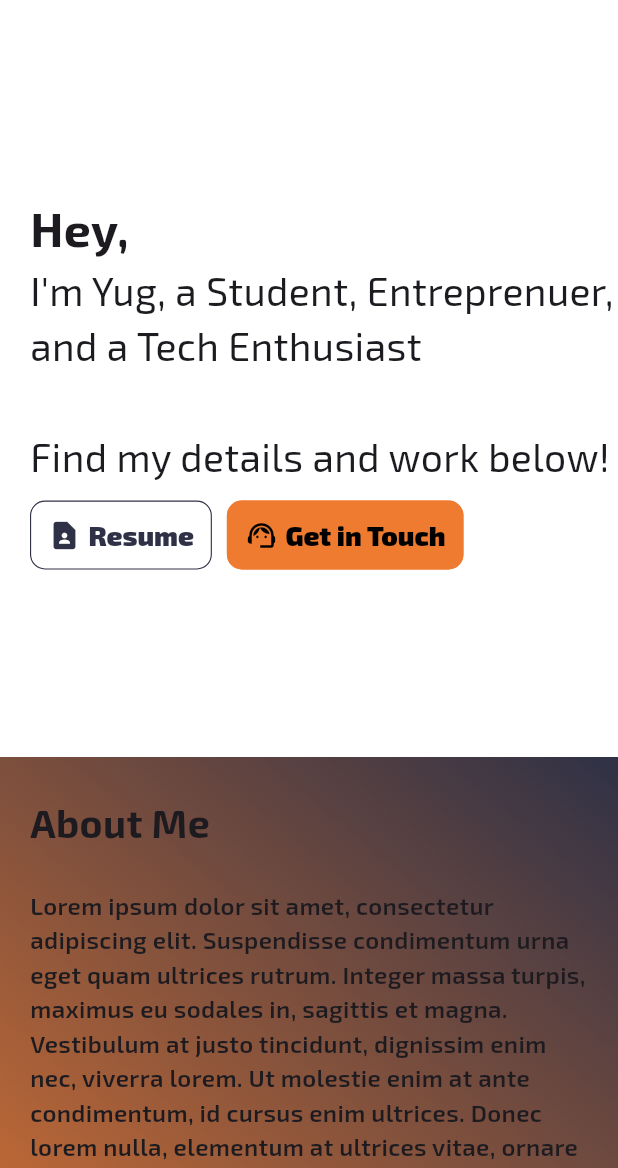
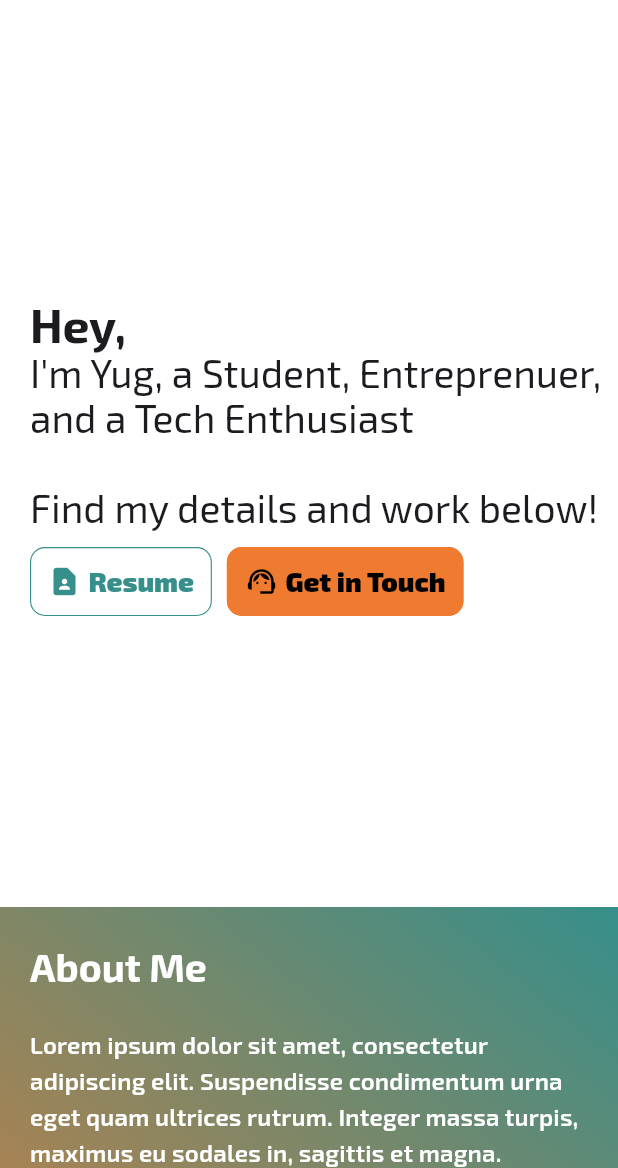
Before and after one commit to YT37/Personal-Website, a Flutter app: the screen it shows after launch, after a tap on "Resume", on a phone screen of 412 x 824 dp, the part 68-1236 px from its top. Run offline on Flutter 3.47's test engine with Material 3 defaults, Android fonts, the phone set to English and light mode, and no system bars; drawn by our look-alikes of scrollable_positioned_list; our stand-ins replace font_awesome_flutter, get, google_fonts, url_strategy.

Commit message:
Updated Theme & Complted Website (No Data)
Signed-off-by: Yug Thapar <yugthapar37@gmail.com>

```diff
--- a/Source Code/website/lib/config/constants.dart
+++ b/Source Code/website/lib/config/constants.dart
@@ -2,9 +2,6 @@ import 'package:flutter/material.dart';
 import 'package:font_awesome_flutter/font_awesome_flutter.dart';
 
 import '../pages/export.dart';
-
-late ThemeData theme;
-const Locale LOCALE = Locale("en", "IN");
 
 const List<Map<String, dynamic>> pages = [
   {
--- a/Source Code/website/lib/config/theme.dart
+++ b/Source Code/website/lib/config/theme.dart
@@ -29,10 +29,9 @@ class WebsiteTheme {
     );
 
     final ColorScheme _colorScheme = const ColorScheme.light().copyWith(
-      primary: const Color(0xffFFFFFF),
-      primaryContainer: const Color(0xFF2F3146),
+      primary: const Color(0xFFFFFFFF),
       onPrimary: const Color(0xff000000),
-      secondary: const Color(0xFF2F3146),
+      secondary: const Color(0xFF368F8B),
       onSecondary: const Color(0xFFFFFFFF),
       tertiary: const Color(0xFFEE7B30),
       onTertiary: const Color(0xFF000000),
--- a/Source Code/website/lib/main.dart
+++ b/Source Code/website/lib/main.dart
@@ -1,8 +1,7 @@
 import 'package:flutter/material.dart' hide PageController;
 import 'package:url_strategy/url_strategy.dart';
 
-import './config/constants.dart';
-import './config/theme.dart';
+import 'config/theme.dart';
 import 'pages/export.dart';
 
 void main() async {
@@ -21,11 +20,6 @@ class Website extends StatelessWidget {
       debugShowCheckedModeBanner: false,
       title: "Yug Thapar",
       theme: WebsiteTheme.of(context),
-      builder: (context, widget) {
-        theme = WebsiteTheme.of(context);
-
-        return widget!;
-      },
       home: const BasePage(),
     );
   }
--- a/Source Code/website/lib/pages/about.dart
+++ b/Source Code/website/lib/pages/about.dart
@@ -1,6 +1,6 @@
 import 'package:flutter/material.dart';
+import 'package:get/get.dart';
 
-import '../config/constants.dart';
 import '../config/data.dart';
 
 class AboutPage extends StatelessWidget {
@@ -9,17 +9,17 @@ class AboutPage extends StatelessWidget {
   @override
   Widget build(BuildContext context) {
     return Container(
+      height: 500,
       decoration: BoxDecoration(
         gradient: LinearGradient(
           begin: Alignment.topRight,
           end: Alignment.bottomLeft,
           colors: [
-            theme.colorScheme.secondary,
-            theme.colorScheme.tertiary,
+            context.theme.colorScheme.secondary,
+            context.theme.colorScheme.tertiary,
           ],
         ),
       ),
-      height: 500,
       child: Padding(
         padding: const EdgeInsets.symmetric(horizontal: 20),
         child: Column(
@@ -29,8 +29,10 @@ class AboutPage extends StatelessWidget {
               padding: const EdgeInsets.symmetric(vertical: 25),
               child: Text(
                 "About Me",
-                style: theme.textTheme.displayMedium!
-                    .copyWith(fontWeight: FontWeight.bold),
+                style: context.textTheme.displayMedium!.copyWith(
+                  fontWeight: FontWeight.bold,
+                  color: context.theme.colorScheme.onSecondary,
+                ),
               ),
             ),
             // TODO: Deal with mobile
@@ -38,7 +40,8 @@ class AboutPage extends StatelessWidget {
               child: Text(
                 ABOUT_ME,
                 overflow: TextOverflow.clip,
-                style: theme.textTheme.titleMedium,
+                style: context.textTheme.titleMedium!
+                    .copyWith(color: context.theme.colorScheme.onSecondary),
               ),
             ),
           ],
--- a/Source Code/website/lib/pages/awards.dart
+++ b/Source Code/website/lib/pages/awards.dart
@@ -1,6 +1,6 @@
 import 'package:flutter/material.dart';
+import 'package:get/get.dart';
 
-import '../config/constants.dart';
 import '../config/data.dart';
 import '../widgets/info_card.dart';
 
@@ -9,6 +9,8 @@ class AwardsPage extends StatelessWidget {
 
   @override
   Widget build(BuildContext context) {
+    final ScrollController _scrollController = ScrollController();
+
     return SizedBox(
       height: 500,
       child: Padding(
@@ -21,21 +23,19 @@ class AwardsPage extends StatelessWidget {
               padding: const EdgeInsets.symmetric(vertical: 25),
               child: Text(
                 "Awards",
-                style: theme.textTheme.displayMedium!
+                style: context.textTheme.displayMedium!
                     .copyWith(fontWeight: FontWeight.bold),
               ),
             ),
             Flexible(
               child: Scrollbar(
+                controller: _scrollController,
                 child: ListView(
+                  controller: _scrollController,
                   scrollDirection: Axis.horizontal,
                   children: List.generate(
                     AWARDS.length,
-                    (index) => InfoCard(
-                      cardColor: theme.colorScheme.secondary,
-                      textColor: theme.colorScheme.onSecondary,
-                      data: AWARDS[index],
-                    ),
+                    (index) => InfoCard(data: AWARDS[index]),
                   ),
                 ),
               ),
--- a/Source Code/website/lib/pages/home.dart
+++ b/Source Code/website/lib/pages/home.dart
@@ -1,9 +1,8 @@
 import 'package:flutter/material.dart';
 import 'package:get/get.dart';
 import 'package:scrollable_positioned_list/scrollable_positioned_list.dart';
-import 'package:url_launcher/url_launcher.dart';
+import 'package:url_launcher/url_launcher.dart' as url_launcher;
 
-import '../config/constants.dart';
 import '../config/data.dart';
 import '../services/responsive.dart';
 
@@ -13,11 +12,11 @@ class HomePage extends StatelessWidget {
   @override
   Widget build(BuildContext context) {
     return const SizedBox(
-      height: 500,
+      height: 600,
       child: Center(
         child: Responsive(
           desktop: Row(
-            mainAxisAlignment: MainAxisAlignment.spaceAround,
+            mainAxisAlignment: MainAxisAlignment.spaceEvenly,
             children: [
               _Details(),
               _Image(),
@@ -53,16 +52,16 @@ class _Details extends StatelessWidget {
           Text.rich(
             TextSpan(
               text: "Hey,",
-              style: theme.textTheme.displayLarge,
+              style: context.textTheme.displayLarge,
               children: [
                 TextSpan(
                   text:
                       "\nI'm Yug, a Student, Entreprenuer,\nand a Tech Enthusiast",
-                  style: theme.textTheme.displayMedium,
+                  style: context.textTheme.displayMedium,
                 ),
                 TextSpan(
                   text: "\n\nFind my details and work below!",
-                  style: theme.textTheme.displayMedium,
+                  style: context.textTheme.displayMedium,
                 ),
               ],
             ),
@@ -73,7 +72,10 @@ class _Details extends StatelessWidget {
               TextButton(
                 onPressed: () async {
                   final Uri _url = Uri.parse(RESUME);
-                  if (await canLaunchUrl(_url)) await launchUrl(_url);
+
+                  if (await url_launcher.canLaunchUrl(_url)) {
+                    await url_launcher.launchUrl(_url);
+                  }
                 },
                 child: const Row(
                   children: [
--- a/Source Code/website/lib/pages/projects.dart
+++ b/Source Code/website/lib/pages/projects.dart
@@ -1,6 +1,6 @@
 import 'package:flutter/material.dart';
+import 'package:get/get.dart';
 
-import '../config/constants.dart';
 import '../config/data.dart';
 import '../widgets/info_card.dart';
 
@@ -9,6 +9,8 @@ class ProjectsPage extends StatelessWidget {
 
   @override
   Widget build(BuildContext context) {
+    final ScrollController _scrollController = ScrollController();
+
     return SizedBox(
       height: 500,
       child: Padding(
@@ -21,21 +23,19 @@ class ProjectsPage extends StatelessWidget {
               padding: const EdgeInsets.symmetric(vertical: 25),
               child: Text(
                 "Projects",
-                style: theme.textTheme.displayMedium!
+                style: context.textTheme.displayMedium!
                     .copyWith(fontWeight: FontWeight.bold),
               ),
             ),
             Flexible(
               child: Scrollbar(
+                controller: _scrollController,
                 child: ListView(
+                  controller: _scrollController,
                   scrollDirection: Axis.horizontal,
                   children: List.generate(
                     PROJECTS.length,
-                    (index) => InfoCard(
-                      cardColor: theme.colorScheme.secondary,
-                      textColor: theme.colorScheme.onSecondary,
-                      data: PROJECTS[index],
-                    ),
+                    (index) => InfoCard(data: PROJECTS[index]),
                   ),
                 ),
               ),
--- a/Source Code/website/lib/pages/work.dart
+++ b/Source Code/website/lib/pages/work.dart
@@ -1,6 +1,6 @@
 import 'package:flutter/material.dart';
+import 'package:get/get.dart';
 
-import '../config/constants.dart';
 import '../config/data.dart';
 import '../widgets/info_card.dart';
 
@@ -9,6 +9,8 @@ class WorkPage extends StatelessWidget {
 
   @override
   Widget build(BuildContext context) {
+    final ScrollController _scrollController = ScrollController();
+
     return Container(
       height: 500,
       decoration: BoxDecoration(
@@ -16,13 +18,11 @@ class WorkPage extends StatelessWidget {
           begin: Alignment.topLeft,
           end: Alignment.bottomRight,
           colors: [
-            theme.colorScheme.secondary,
-            theme.colorScheme.tertiary,
+            context.theme.colorScheme.secondary,
+            context.theme.colorScheme.tertiary,
           ],
         ),
       ),
-      child: SizedBox(
-        height: 500,
       child: Padding(
         padding: const EdgeInsets.symmetric(horizontal: 20),
         child: Column(
@@ -33,21 +33,21 @@ class WorkPage extends StatelessWidget {
               padding: const EdgeInsets.symmetric(vertical: 25),
               child: Text(
                 "Work",
-                  style: theme.textTheme.displayMedium!
-                      .copyWith(fontWeight: FontWeight.bold),
+                style: context.textTheme.displayMedium!.copyWith(
+                  fontWeight: FontWeight.bold,
+                  color: context.theme.colorScheme.onSecondary,
+                ),
               ),
             ),
             Flexible(
               child: Scrollbar(
+                controller: _scrollController,
                 child: ListView(
+                  controller: _scrollController,
                   scrollDirection: Axis.horizontal,
                   children: List.generate(
                     WORK.length,
-                      (index) => InfoCard(
-                        cardColor: theme.colorScheme.tertiary,
-                        textColor: theme.colorScheme.onTertiary,
-                        data: WORK[index],
-                      ),
+                    (index) => InfoCard(data: WORK[index]),
                   ),
                 ),
               ),
@@ -55,7 +55,6 @@ class WorkPage extends StatelessWidget {
           ],
         ),
       ),
-      ),
     );
   }
 }
--- a/Source Code/website/lib/widgets/footer.dart
+++ b/Source Code/website/lib/widgets/footer.dart
@@ -1,4 +1,5 @@
 import 'package:flutter/material.dart';
+import 'package:get/get.dart';
 
 import '../config/constants.dart';
 import '../services/responsive.dart';
@@ -14,8 +15,8 @@ class Footer extends StatelessWidget {
       decoration: BoxDecoration(
         gradient: LinearGradient(
           colors: [
-            theme.colorScheme.secondary,
-            theme.colorScheme.tertiary,
+            context.theme.colorScheme.secondary,
+            context.theme.colorScheme.tertiary,
           ],
         ),
       ),
@@ -35,7 +36,7 @@ class Footer extends StatelessWidget {
                     ],
                   ),
                 ),
-                madeBy(),
+                madeBy(context),
               ],
             ),
             mobile: Expanded(
@@ -46,7 +47,7 @@ class Footer extends StatelessWidget {
                   const Center(child: _Greetings()),
                   const Divider(),
                   const _Details(),
-                  madeBy(),
+                  madeBy(context),
                 ],
               ),
             ),
@@ -58,15 +59,15 @@ class Footer extends StatelessWidget {
   }
 }
 
-Column madeBy() {
+Column madeBy(BuildContext context) {
   return Column(
     children: [
       const Divider(),
       const SizedBox(height: 5),
       Text(
         "Made By : Yug Thapar",
-        style: theme.textTheme.titleSmall!.copyWith(
-          color: theme.colorScheme.onPrimary,
+        style: context.textTheme.titleSmall!.copyWith(
+          color: context.theme.colorScheme.onSecondary,
           fontWeight: FontWeight.bold,
         ),
       ),
@@ -87,8 +88,8 @@ class _Greetings extends StatelessWidget {
           child: Text(
             "Thanks for visting my site, \nIt was great that you were here!",
             textAlign: Responsive.isMobile(context) ? TextAlign.center : null,
-            style: theme.textTheme.titleLarge!.copyWith(
-              color: theme.colorScheme.onSecondary,
+            style: context.textTheme.titleLarge!.copyWith(
+              color: context.theme.colorScheme.onSecondary,
               fontWeight: FontWeight.normal,
             ),
           ),
@@ -115,12 +116,12 @@ class _Details extends StatelessWidget {
           padding: EdgeInsets.all(Responsive.isMobile(context) ? 10 : 5),
           child: Row(
             children: [
-              Icon(_icon, color: theme.colorScheme.onPrimary),
+              Icon(_icon, color: context.theme.colorScheme.onPrimary),
               const SizedBox(width: 10),
               SelectableText(
                 _detail,
-                style: theme.textTheme.titleSmall!
-                    .copyWith(color: theme.colorScheme.onSecondary),
+                style: context.textTheme.titleSmall!
+                    .copyWith(color: context.theme.colorScheme.onSecondary),
               ),
             ],
           ),
--- a/Source Code/website/lib/widgets/header.dart
+++ b/Source Code/website/lib/widgets/header.dart
@@ -49,7 +49,7 @@ class _MobileHeader extends StatelessWidget {
                 Icon(_icon),
                 Padding(
                   padding: const EdgeInsets.only(left: 15, bottom: 3),
-                  child: Text(_title, style: theme.textTheme.displaySmall),
+                  child: Text(_title, style: context.textTheme.displaySmall),
                 ),
               ],
             ),
@@ -83,7 +83,7 @@ class _DesktopHeader extends StatelessWidget {
                   tag: "name",
                   child: Text(
                     "Yug Thapar",
-                    style: theme.textTheme.displaySmall,
+                    style: context.textTheme.displaySmall,
                   ),
                 ),
               ],
@@ -114,7 +114,7 @@ class _DesktopHeader extends StatelessWidget {
                       () => Text(
                         _title,
                         textAlign: TextAlign.center,
-                        style: theme.textTheme.titleMedium!
+                        style: context.textTheme.titleMedium!
                             .copyWith(fontSize: _hover.value ? 19 : 18),
                       ),
                     ),
--- a/Source Code/website/lib/widgets/info_card.dart
+++ b/Source Code/website/lib/widgets/info_card.dart
@@ -1,18 +1,15 @@
 import 'dart:math';
 
 import 'package:flutter/material.dart';
+import 'package:get/get.dart';
 
-import '../config/constants.dart';
+import './info_dialog.dart';
 
 class InfoCard extends StatelessWidget {
-  final Color cardColor;
-  final Color textColor;
   final Map<String, dynamic> data;
 
   const InfoCard({
     super.key,
-    required this.cardColor,
-    required this.textColor,
     required this.data,
   });
 
@@ -23,7 +20,10 @@ class InfoCard extends StatelessWidget {
 
     return GestureDetector(
       onTap: () {
-        // TODO: Dialog
+        showDialog(
+          context: context,
+          builder: (_) => InfoDialog(data: data),
+        );
       },
       child: Container(
         width: 250,
@@ -33,8 +33,8 @@ class InfoCard extends StatelessWidget {
           // color: cardColor,
           gradient: LinearGradient(
             colors: [
-              theme.colorScheme.secondary,
-              theme.colorScheme.tertiary,
+              context.theme.colorScheme.secondary,
+              context.theme.colorScheme.tertiary,
             ],
             stops: [0.1, _stop],
             begin: _alignment ? Alignment.bottomLeft : Alignment.topLeft,
@@ -59,24 +59,25 @@ class InfoCard extends StatelessWidget {
             const SizedBox(height: 10),
             Text(
               data["title"],
-              style: theme.textTheme.titleLarge!
-                  .copyWith(color: theme.colorScheme.onSecondary),
+              style: context.textTheme.titleLarge!
+                  .copyWith(color: context.theme.colorScheme.onSecondary),
             ),
             Flexible(
               child: Text(
                 data["description"],
-                overflow: TextOverflow.fade,
-                style: theme.textTheme.titleMedium!.copyWith(
-                  color: theme.colorScheme.onSecondary,
+                overflow: TextOverflow.clip,
+                style: context.textTheme.titleMedium!.copyWith(
+                  color: context.theme.colorScheme.onSecondary,
                   fontWeight: FontWeight.normal,
                 ),
               ),
             ),
+            const Divider(),
             Center(
               child: Text(
                 "Click to Learn More",
-                style: theme.textTheme.titleMedium!
-                    .copyWith(color: theme.colorScheme.onSecondary),
+                style: context.textTheme.titleMedium!
+                    .copyWith(color: context.theme.colorScheme.onSecondary),
               ),
             ),
           ],
--- a/Source Code/website/lib/widgets/social_buttons.dart
+++ b/Source Code/website/lib/widgets/social_buttons.dart
@@ -32,8 +32,8 @@ class SocialButtons extends StatelessWidget {
                 () => CircleAvatar(
                   radius: 18,
                   backgroundColor: index % 2 != 0
-                      ? theme.colorScheme.tertiary
-                      : theme.colorScheme.secondary,
+                      ? context.theme.colorScheme.tertiary
+                      : context.theme.colorScheme.secondary,
                   child: Padding(
                     padding: EdgeInsets.only(
                       right: _social["link"].contains("youtube") ? 2 : 0,
--- a/Source Code/website/pubspec.yaml
+++ b/Source Code/website/pubspec.yaml
@@ -12,7 +12,6 @@ dependencies:
 
   scrollable_positioned_list: ^0.3.8
   font_awesome_flutter: ^10.6.0
-  material_dialogs: ^1.1.4
   universal_html: ^2.2.4
   fluttertoast: ^8.2.2
   url_strategy: ^0.2.0
```
Also changed, not shown: Source Code/website/lib/config/data.dart (+10 -1 lines), Source Code/website/lib/widgets/info_dialog.dart (added, +172 -0 lines), Source Code/website/assets/images/photo.png, Source Code/website/pubspec.lock. Lines whose indentation alone changed are shown as unchanged.
